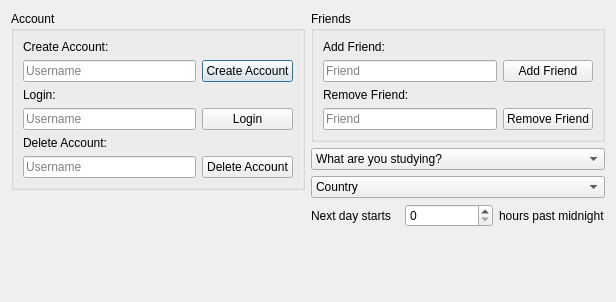
Before: the Qt Designer form designer/setup.ui in ThoreBor/Anki_Leaderboard, drawn with Qt 5.
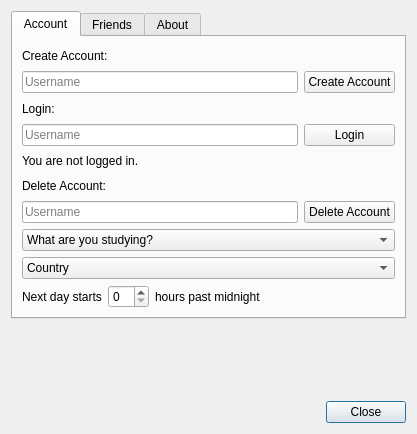
After: the same form once the commit is applied. Icons and pictures are not drawn.

Commit message: Config dialog overhaul

```diff
--- a/designer/setup.ui
+++ b/designer/setup.ui
@@ -6,12 +6,12 @@
    <rect>
     <x>0</x>
     <y>0</y>
-    <width>616</width>
-    <height>302</height>
+    <width>417</width>
+    <height>434</height>
    </rect>
   </property>
   <property name="sizePolicy">
-   <sizepolicy hsizetype="MinimumExpanding" vsizetype="MinimumExpanding">
+   <sizepolicy hsizetype="Expanding" vsizetype="Expanding">
     <horstretch>0</horstretch>
     <verstretch>0</verstretch>
    </sizepolicy>
@@ -23,247 +23,315 @@
    <iconset resource="icons.qrc">
     <normaloff>:/icons/person.png</normaloff>:/icons/person.png</iconset>
   </property>
-  <layout class="QHBoxLayout" name="horizontalLayout">
+  <layout class="QVBoxLayout" name="verticalLayout">
    <item>
-    <layout class="QVBoxLayout" name="verticalLayout_3">
-     <item>
-      <widget class="QGroupBox" name="Accout">
-       <property name="title">
-        <string>Account</string>
-       </property>
-       <layout class="QVBoxLayout" name="verticalLayout_2">
-        <item>
-         <layout class="QGridLayout" name="gridLayout">
-          <item row="0" column="0">
-           <widget class="QLabel" name="create_info">
+    <widget class="QTabWidget" name="tabWidget">
+     <property name="sizePolicy">
+      <sizepolicy hsizetype="Expanding" vsizetype="Minimum">
+       <horstretch>0</horstretch>
+       <verstretch>0</verstretch>
+      </sizepolicy>
+     </property>
+     <property name="currentIndex">
+      <number>0</number>
+     </property>
+     <widget class="QWidget" name="tabAccount">
+      <attribute name="title">
+       <string>Account</string>
+      </attribute>
+      <layout class="QGridLayout" name="gridLayout_3">
+       <item row="1" column="0">
+        <layout class="QGridLayout" name="gridLayout_4">
+         <item row="2" column="1">
+          <widget class="QSpinBox" name="newday">
+           <property name="sizePolicy">
+            <sizepolicy hsizetype="Fixed" vsizetype="Fixed">
+             <horstretch>0</horstretch>
+             <verstretch>0</verstretch>
+            </sizepolicy>
+           </property>
+           <property name="maximum">
+            <number>23</number>
+           </property>
+          </widget>
+         </item>
+         <item row="0" column="0" colspan="3">
+          <widget class="QComboBox" name="subject">
+           <item>
             <property name="text">
-             <string>Create Account:</string>
+             <string>What are you studying?</string>
             </property>
-           </widget>
-          </item>
-          <item row="1" column="0">
-           <widget class="QLineEdit" name="create_username">
+           </item>
+           <item>
             <property name="text">
-             <string/>
+             <string>Languages</string>
             </property>
-            <property name="maxLength">
-             <number>15</number>
-            </property>
-            <property name="placeholderText">
-             <string>Username</string>
-            </property>
-           </widget>
-          </item>
-          <item row="1" column="1">
-           <widget class="QPushButton" name="create_button">
+           </item>
+           <item>
             <property name="text">
-             <string>Create Account</string>
+             <string>Medicine</string>
             </property>
-           </widget>
-          </item>
-          <item row="2" column="0">
-           <widget class="QLabel" name="login_info">
+           </item>
+           <item>
             <property name="text">
-             <string>Login:</string>
+             <string>Law</string>
             </property>
-           </widget>
-          </item>
-          <item row="3" column="0">
-           <widget class="QLineEdit" name="login_username">
+           </item>
+          </widget>
+         </item>
+         <item row="2" column="2">
+          <widget class="QLabel" name="next_day_info2">
+           <property name="text">
+            <string>hours past midnight</string>
+           </property>
+          </widget>
+         </item>
+         <item row="2" column="0">
+          <widget class="QLabel" name="next_day_info1">
+           <property name="sizePolicy">
+            <sizepolicy hsizetype="Fixed" vsizetype="Preferred">
+             <horstretch>0</horstretch>
+             <verstretch>0</verstretch>
+            </sizepolicy>
+           </property>
+           <property name="text">
+            <string>Next day starts</string>
+           </property>
+          </widget>
+         </item>
+         <item row="1" column="0" colspan="3">
+          <widget class="QComboBox" name="country">
+           <item>
             <property name="text">
-             <string/>
+             <string>Country</string>
             </property>
-            <property name="placeholderText">
-             <string>Username</string>
-            </property>
-           </widget>
-          </item>
-          <item row="3" column="1">
-           <widget class="QPushButton" name="login_button">
-            <property name="text">
-             <string>Login</string>
-            </property>
-           </widget>
-          </item>
-          <item row="4" column="0">
-           <widget class="QLabel" name="delete_info">
-            <property name="text">
-             <string>Delete Account:</string>
-            </property>
-           </widget>
-          </item>
-          <item row="5" column="0">
-           <widget class="QLineEdit" name="delete_username">
-            <property name="text">
-             <string/>
-            </property>
-            <property name="placeholderText">
-             <string>Username</string>
-            </property>
-           </widget>
-          </item>
-          <item row="5" column="1">
-           <widget class="QPushButton" name="delete_button">
-            <property name="text">
-             <string>Delete Account</string>
-            </property>
-           </widget>
-          </item>
-         </layout>
-        </item>
-       </layout>
-      </widget>
-     </item>
-     <item>
-      <spacer name="verticalSpacer">
-       <property name="orientation">
-        <enum>Qt::Vertical</enum>
-       </property>
-       <property name="sizeHint" stdset="0">
-        <size>
-         <width>20</width>
-         <height>0</height>
-        </size>
-       </property>
-      </spacer>
-     </item>
-    </layout>
-   </item>
-   <item>
-    <layout class="QVBoxLayout" name="verticalLayout_4">
-     <item>
-      <widget class="QGroupBox" name="Friends">
-       <property name="title">
-        <string>Friends</string>
-       </property>
-       <layout class="QVBoxLayout" name="verticalLayout">
-        <item>
-         <layout class="QGridLayout" name="gridLayout_2">
-          <item row="0" column="0">
-           <widget class="QLabel" name="add_friends_info">
-            <property name="text">
-             <string>Add Friend:</string>
-            </property>
-           </widget>
-          </item>
-          <item row="1" column="0">
-           <widget class="QLineEdit" name="friend_username">
-            <property name="text">
-             <string/>
-            </property>
-            <property name="placeholderText">
-             <string>Friend</string>
-            </property>
-           </widget>
-          </item>
-          <item row="1" column="1">
-           <widget class="QPushButton" name="add_friends_button">
-            <property name="text">
-             <string>Add Friend</string>
-            </property>
-           </widget>
-          </item>
-          <item row="2" column="0">
-           <widget class="QLabel" name="remove_friend_info">
-            <property name="text">
-             <string>Remove Friend:</string>
-            </property>
-           </widget>
-          </item>
-          <item row="3" column="0">
-           <widget class="QLineEdit" name="remove_friend_username">
-            <property name="text">
-             <string/>
-            </property>
-            <property name="placeholderText">
-             <string>Friend</string>
-            </property>
-           </widget>
-          </item>
-          <item row="3" column="1">
-           <widget class="QPushButton" name="remove_friend_button">
-            <property name="text">
-             <string>Remove Friend</string>
-            </property>
-           </widget>
-          </item>
-         </layout>
-        </item>
-       </layout>
-      </widget>
-     </item>
-     <item>
-      <layout class="QGridLayout" name="gridLayout_4">
-       <item row="1" column="0" colspan="3">
-        <widget class="QComboBox" name="country">
-         <item>
-          <property name="text">
-           <string>Country</string>
-          </property>
+           </item>
+          </widget>
          </item>
-        </widget>
+        </layout>
        </item>
-       <item row="0" column="0" colspan="3">
-        <widget class="QComboBox" name="subject">
-         <item>
-          <property name="text">
-           <string>What are you studying?</string>
-          </property>
+       <item row="0" column="0">
+        <layout class="QGridLayout" name="gridLayout_2">
+         <item row="6" column="0">
+          <widget class="QLineEdit" name="delete_username">
+           <property name="text">
+            <string/>
+           </property>
+           <property name="maxLength">
+            <number>10</number>
+           </property>
+           <property name="placeholderText">
+            <string>Username</string>
+           </property>
+          </widget>
          </item>
-         <item>
-          <property name="text">
-           <string>Languages</string>
-          </property>
+         <item row="1" column="1">
+          <widget class="QPushButton" name="create_button">
+           <property name="text">
+            <string>Create Account</string>
+           </property>
+           <property name="autoDefault">
+            <bool>false</bool>
+           </property>
+           <property name="default">
+            <bool>false</bool>
+           </property>
+          </widget>
          </item>
-         <item>
-          <property name="text">
-           <string>Medicine</string>
-          </property>
+         <item row="3" column="1">
+          <widget class="QPushButton" name="login_button">
+           <property name="text">
+            <string>Login</string>
+           </property>
+           <property name="autoDefault">
+            <bool>false</bool>
+           </property>
+           <property name="default">
+            <bool>false</bool>
+           </property>
+          </widget>
          </item>
-         <item>
-          <property name="text">
-           <string>Law</string>
-          </property>
+         <item row="1" column="0">
+          <widget class="QLineEdit" name="create_username">
+           <property name="text">
+            <string/>
+           </property>
+           <property name="maxLength">
+            <number>10</number>
+           </property>
+           <property name="placeholderText">
+            <string>Username</string>
+           </property>
+          </widget>
          </item>
-        </widget>
+         <item row="5" column="0">
+          <widget class="QLabel" name="delete_info">
+           <property name="text">
+            <string>Delete Account:</string>
+           </property>
+          </widget>
+         </item>
+         <item row="0" column="0">
+          <widget class="QLabel" name="create_info">
+           <property name="text">
+            <string>Create Account:</string>
+           </property>
+          </widget>
+         </item>
+         <item row="2" column="0">
+          <widget class="QLabel" name="login_info">
+           <property name="text">
+            <string>Login:</string>
+           </property>
+          </widget>
+         </item>
+         <item row="3" column="0">
+          <widget class="QLineEdit" name="login_username">
+           <property name="text">
+            <string/>
+           </property>
+           <property name="maxLength">
+            <number>10</number>
+           </property>
+           <property name="placeholderText">
+            <string>Username</string>
+           </property>
+          </widget>
+         </item>
+         <item row="6" column="1">
+          <widget class="QPushButton" name="delete_button">
+           <property name="text">
+            <string>Delete Account</string>
+           </property>
+           <property name="autoDefault">
+            <bool>false</bool>
+           </property>
+          </widget>
+         </item>
+         <item row="4" column="0">
+          <widget class="QLabel" name="login_info_2">
+           <property name="text">
+            <string>You are not logged in.</string>
+           </property>
+          </widget>
+         </item>
+        </layout>
        </item>
-       <item row="2" column="2">
-        <widget class="QLabel" name="next_day_info2">
-         <property name="text">
-          <string>hours past midnight</string>
-         </property>
-        </widget>
+      </layout>
+     </widget>
+     <widget class="QWidget" name="tabFriends">
+      <attribute name="title">
+       <string>Friends</string>
+      </attribute>
+      <layout class="QGridLayout" name="gridLayout_5">
+       <item row="0" column="0">
+        <layout class="QGridLayout" name="gridLayout">
+         <item row="3" column="0">
+          <widget class="QListWidget" name="friends_list">
+           <property name="selectionMode">
+            <enum>QAbstractItemView::SingleSelection</enum>
+           </property>
+          </widget>
+         </item>
+         <item row="1" column="0">
+          <widget class="QLineEdit" name="friend_username">
+           <property name="text">
+            <string/>
+           </property>
+           <property name="placeholderText">
+            <string>Friend</string>
+           </property>
+          </widget>
+         </item>
+         <item row="3" column="1">
+          <layout class="QVBoxLayout" name="verticalLayout_3">
+           <item>
+            <widget class="QPushButton" name="remove_friend_button">
+             <property name="text">
+              <string>Remove</string>
+             </property>
+             <property name="autoDefault">
+              <bool>false</bool>
+             </property>
+            </widget>
+           </item>
+           <item>
+            <spacer name="verticalSpacer">
+             <property name="orientation">
+              <enum>Qt::Vertical</enum>
+             </property>
+             <property name="sizeHint" stdset="0">
+              <size>
+               <width>20</width>
+               <height>40</height>
+              </size>
+             </property>
+            </spacer>
+           </item>
+          </layout>
+         </item>
+         <item row="1" column="1">
+          <widget class="QPushButton" name="add_friends_button">
+           <property name="text">
+            <string>Add</string>
+           </property>
+           <property name="autoDefault">
+            <bool>false</bool>
+           </property>
+          </widget>
+         </item>
+         <item row="2" column="0">
+          <widget class="QLabel" name="friend_list_info">
+           <property name="text">
+            <string>Your friends:</string>
+           </property>
+          </widget>
+         </item>
+         <item row="0" column="0">
+          <widget class="QLabel" name="add_friend_info">
+           <property name="text">
+            <string>Add friend:</string>
+           </property>
+          </widget>
+         </item>
+        </layout>
        </item>
-       <item row="2" column="1">
-        <widget class="QSpinBox" name="newday">
-         <property name="maximum">
-          <number>23</number>
-         </property>
-        </widget>
+      </layout>
+     </widget>
+     <widget class="QWidget" name="tabAbout">
+      <attribute name="title">
+       <string>About</string>
+      </attribute>
+      <layout class="QVBoxLayout" name="verticalLayout_2">
+       <item>
+        <widget class="QTextBrowser" name="about_text"/>
        </item>
-       <item row="2" column="0">
-        <widget class="QLabel" name="next_day_info1">
-         <property name="text">
-          <string>Next day starts</string>
-         </property>
-        </widget>
-       </item>
       </layout>
-     </item>
-     <item>
-      <spacer name="verticalSpacer_2">
-       <property name="orientation">
-        <enum>Qt::Vertical</enum>
-       </property>
-       <property name="sizeHint" stdset="0">
-        <size>
-         <width>20</width>
-         <height>0</height>
-        </size>
-       </property>
-      </spacer>
-     </item>
-    </layout>
+     </widget>
+    </widget>
+   </item>
+   <item>
+    <spacer name="verticalSpacer_2">
+     <property name="orientation">
+      <enum>Qt::Vertical</enum>
+     </property>
+     <property name="sizeHint" stdset="0">
+      <size>
+       <width>20</width>
+       <height>0</height>
+      </size>
+     </property>
+    </spacer>
+   </item>
+   <item>
+    <widget class="QDialogButtonBox" name="buttonBox">
+     <property name="orientation">
+      <enum>Qt::Horizontal</enum>
+     </property>
+     <property name="standardButtons">
+      <set>QDialogButtonBox::Close</set>
+     </property>
+    </widget>
    </item>
   </layout>
  </widget>
```
Left out of the diff: 53 changed lines with no effect on the pictures. The commit also changes 2 other files.
